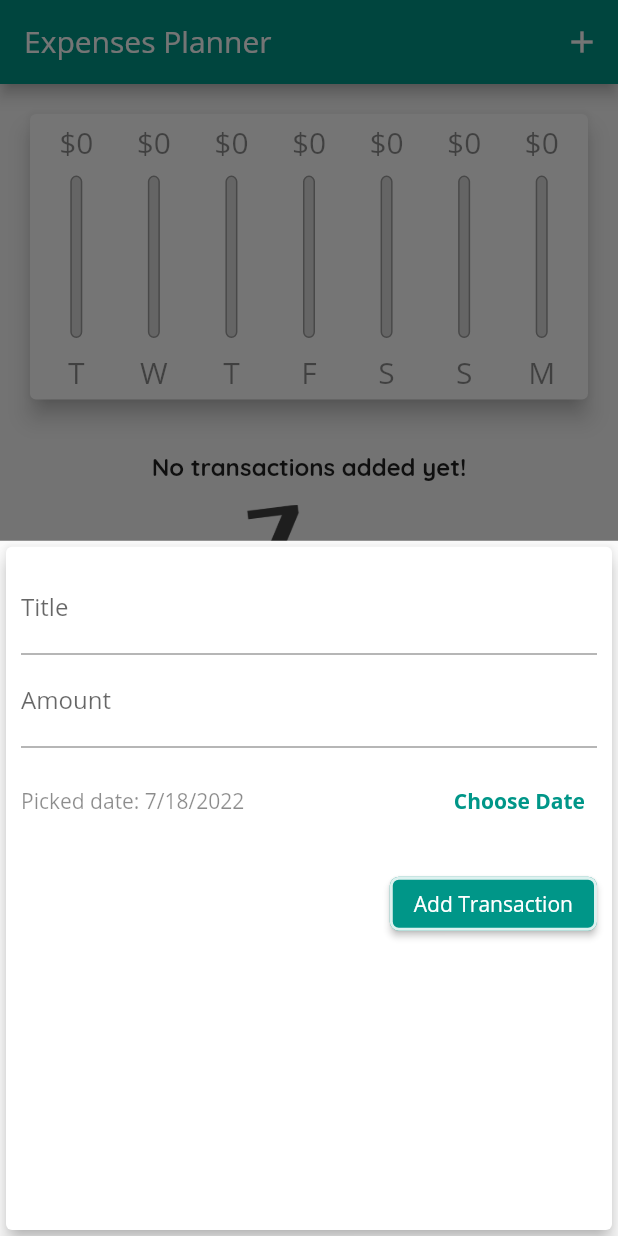
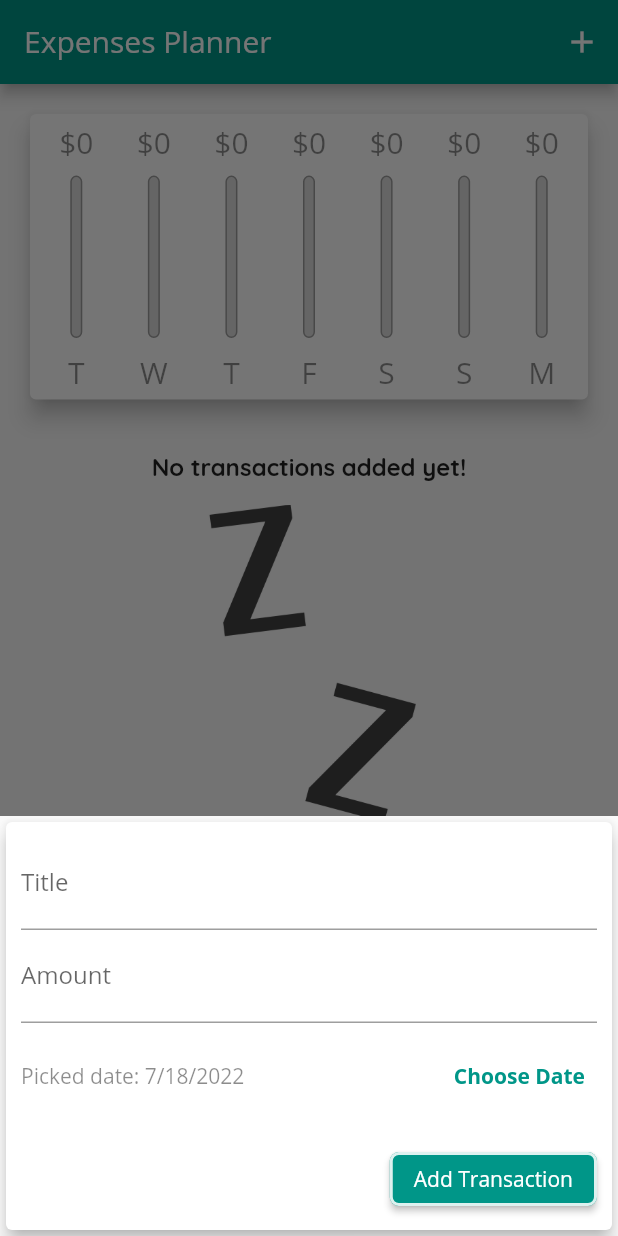
Before and after one commit to GrafSoul/expenses-planner-flutter, a Flutter app: the screen it shows after launch, after a tap on the "add" icon, on a phone screen of 412 x 824 dp. Run offline on Flutter 3.47's test engine with Material 2 defaults, Android fonts, the phone set to English and light mode, and no system bars.

```diff
--- a/lib/main.dart
+++ b/lib/main.dart
@@ -1,4 +1,5 @@
 import 'package:flutter/material.dart';
+import 'package:flutter/services.dart';
 
 import './widgets/new_transaction.dart';
 import './widgets/transaction_list.dart';
@@ -6,7 +7,14 @@ import './widgets/chart.dart';
 
 import './models/transaction.dart';
 
-void main() => runApp(const MyApp());
+void main() {
+  // WidgetsFlutterBinding.ensureInitialized();
+  // SystemChrome.setPreferredOrientations([
+  //   DeviceOrientation.portraitUp,
+  //   DeviceOrientation.portraitDown,
+  // ]);
+  runApp(const MyApp());
+}
 
 class MyApp extends StatelessWidget {
   const MyApp({Key? key}) : super(key: key);
@@ -73,6 +81,8 @@ class _MyHomePageState extends State<MyHomePage> {
     }).toList();
   }
 
+  bool _showChart = false;
+
   void _addNewTransaction(
     String txTitle,
     double txAmount,
@@ -111,6 +121,11 @@ class _MyHomePageState extends State<MyHomePage> {
 
   @override
   Widget build(BuildContext context) {
+    final mediaQuery = MediaQuery.of(context);
+
+    final isLandscape =
+        mediaQuery.orientation == Orientation.landscape;
+
     final appBar = AppBar(
       title: const Text('Expenses Planner'),
       actions: [
@@ -121,24 +136,51 @@ class _MyHomePageState extends State<MyHomePage> {
       ],
     );
 
+    final txListWidget = SizedBox(
+      height:
+          ((mediaQuery.size.height - appBar.preferredSize.height) -
+                  mediaQuery.padding.top) *
+              0.7,
+      child: TransactionList(_userTransactions, _deleteTransactions),
+    );
+
     return Scaffold(
       appBar: appBar,
       body: SingleChildScrollView(
         child: Column(children: [
+          if (isLandscape)
+            Row(
+              mainAxisAlignment: MainAxisAlignment.center,
+              children: [
+                const Text('Show Chart'),
+                Switch(
+                    value: _showChart,
+                    onChanged: (val) {
+                      setState(() {
+                        _showChart = val;
+                      });
+                    })
+              ],
+            ),
+          if (!isLandscape)
             SizedBox(
-            height: ((MediaQuery.of(context).size.height -
+              height: ((mediaQuery.size.height -
                           appBar.preferredSize.height) -
-                    MediaQuery.of(context).padding.top) *
+                      mediaQuery.padding.top) *
                   0.3,
               child: Chart(_recentTransactions),
             ),
-          SizedBox(
-            height: ((MediaQuery.of(context).size.height -
+          if (!isLandscape) txListWidget,
+          if (isLandscape)
+            _showChart
+                ? SizedBox(
+                    height: ((mediaQuery.size.height -
                                 appBar.preferredSize.height) -
-                    MediaQuery.of(context).padding.top) *
-                0.7,
-            child: TransactionList(_userTransactions, _deleteTransactions),
-          ),
+                            mediaQuery.padding.top) *
+                        0.3,
+                    child: Chart(_recentTransactions),
+                  )
+                : txListWidget
         ]),
       ),
       floatingActionButtonLocation: FloatingActionButtonLocation.centerFloat,
--- a/lib/widgets/new_transaction.dart
+++ b/lib/widgets/new_transaction.dart
@@ -57,10 +57,15 @@ class _NewTransactionState extends State<NewTransaction> {
 
   @override
   Widget build(BuildContext context) {
-    return Card(
+    return SingleChildScrollView(
+      child: Card(
         elevation: 5,
         child: Container(
-        padding: const EdgeInsets.all(10),
+          padding: EdgeInsets.only(
+              top: 10,
+              right: 10,
+              left: 10,
+              bottom: MediaQuery.of(context).viewInsets.bottom + 10),
           child: Column(
             crossAxisAlignment: CrossAxisAlignment.end,
             children: <Widget>[
@@ -117,6 +122,7 @@ class _NewTransactionState extends State<NewTransaction> {
             ],
           ),
         ),
+      ),
     );
   }
 }
--- a/lib/widgets/transaction_list.dart
+++ b/lib/widgets/transaction_list.dart
@@ -12,9 +12,11 @@ class TransactionList extends StatelessWidget {
 
   @override
   Widget build(BuildContext context) {
+    final mediaQuery = MediaQuery.of(context);
     return SizedBox(
       child: transactions.isEmpty
-          ? Column(
+          ? LayoutBuilder(builder: ((ctx, constraints) {
+              return Column(
                 children: <Widget>[
                   const SizedBox(
                     height: 15,
@@ -27,14 +29,15 @@ class TransactionList extends StatelessWidget {
                     height: 15,
                   ),
                   SizedBox(
-                  height: 200,
+                    height: constraints.maxHeight * 0.6,
                     child: Image.asset(
                       'assets/images/waiting.png',
                       fit: BoxFit.cover,
                     ),
                   ),
                 ],
-            )
+              );
+            }))
           : ListView.builder(
               itemBuilder: (ctx, index) {
                 return Card(
@@ -65,7 +68,16 @@ class TransactionList extends StatelessWidget {
                       DateFormat.yMMMd().format(transactions[index].date),
                       style: Theme.of(context).textTheme.bodyText2,
                     ),
-                    trailing: IconButton(
+                    trailing: mediaQuery.size.width > 460
+                        ? TextButton.icon(
+                            icon: const Icon(Icons.delete),
+                            label: const Text('Delete'),
+                            style: TextButton.styleFrom(
+                              primary: Theme.of(context).errorColor,
+                            ),
+                            onPressed: () => deleteTx(transactions[index].id),
+                          )
+                        : IconButton(
                             icon: const Icon(Icons.delete),
                             color: Theme.of(context).errorColor,
                             onPressed: () => deleteTx(transactions[index].id),
```
Lines whose indentation alone changed are shown as unchanged.
